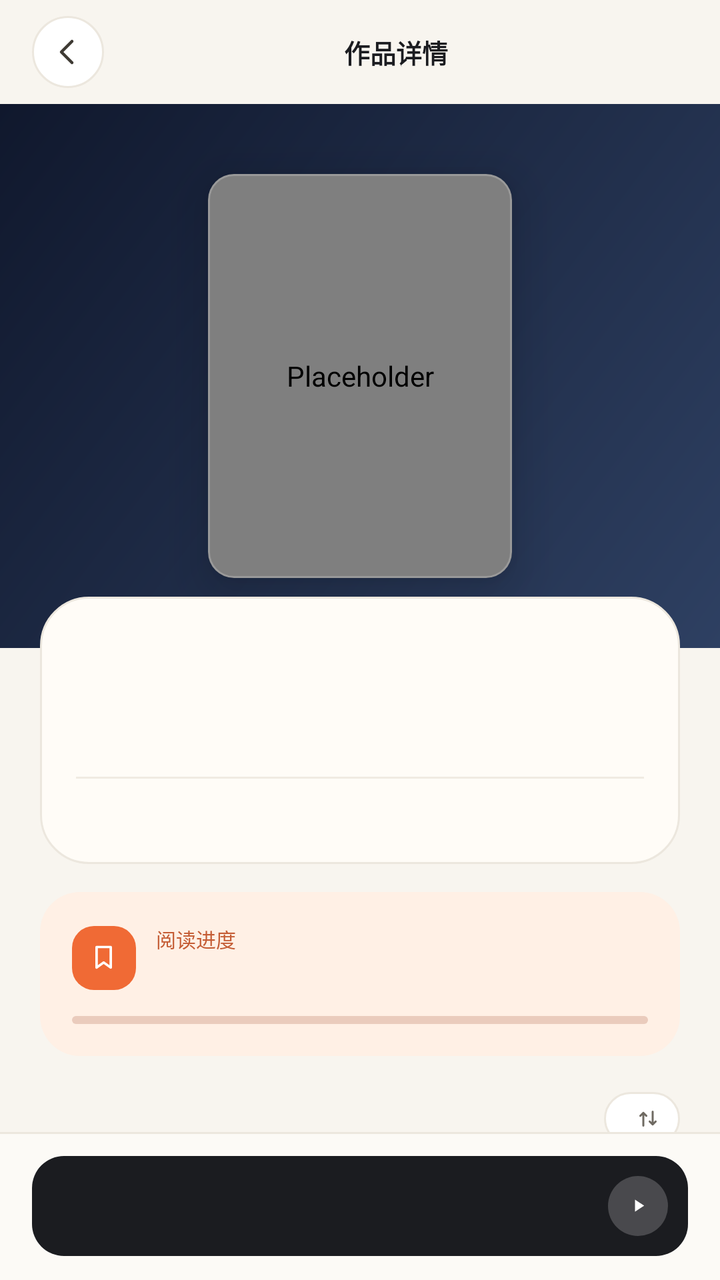
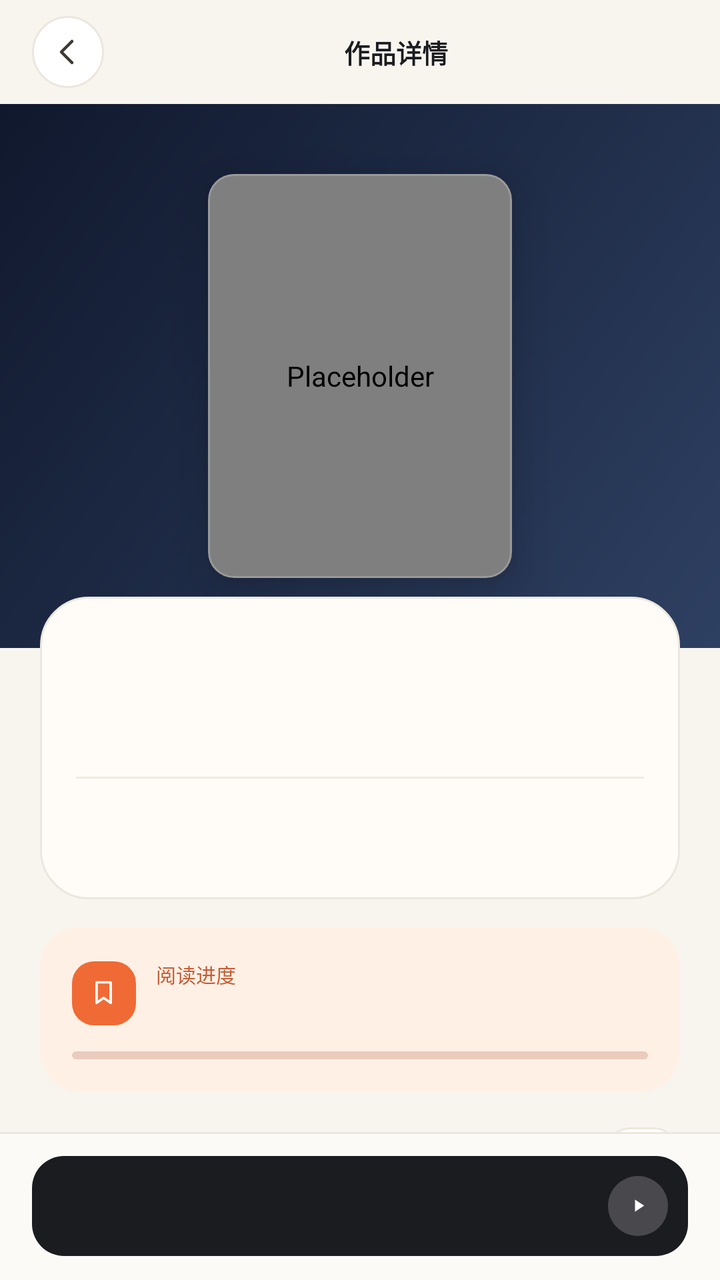

An Android layout rendered at two revisions. The XML below is the earlier revision; the diff shows what the commit changed to produce the second picture.
<!-- AndroidManifest.xml: application theme Theme.NasComic -->
<!-- res/layout/activity_detail.xml -->
<?xml version="1.0" encoding="utf-8"?>
<LinearLayout xmlns:android="http://schemas.android.com/apk/res/android"
    xmlns:app="http://schemas.android.com/apk/res-auto"
    android:layout_width="match_parent"
    android:layout_height="match_parent"
    android:background="@color/shell_background"
    android:orientation="vertical">

    
    <LinearLayout
        android:layout_width="match_parent"
        android:layout_height="52dp"
        android:gravity="center_vertical"
        android:orientation="horizontal"
        android:paddingStart="16dp"
        android:paddingEnd="16dp">

        <ImageView
            android:id="@+id/back"
            android:layout_width="36dp"
            android:layout_height="36dp"
            android:background="@drawable/bg_circle_white"
            android:contentDescription="@string/action_back"
            android:padding="8dp"
            android:src="@drawable/ic_back_arrow" />

        <TextView
            android:layout_width="0dp"
            android:layout_height="wrap_content"
            android:layout_weight="1"
            android:gravity="center"
            android:text="@string/detail_title"
            android:textColor="@color/shell_ink"
            android:textSize="13sp"
            android:textStyle="bold" />

        <ImageView
            android:id="@+id/more"
            android:layout_width="36dp"
            android:layout_height="36dp"
            android:background="@drawable/bg_circle_white"
            android:contentDescription="@string/detail_more"
            android:padding="8dp"
            android:src="@drawable/ic_more_line"
            android:visibility="gone" />
    </LinearLayout>

    <ScrollView
        android:layout_width="match_parent"
        android:layout_height="0dp"
        android:layout_weight="1"
        android:clipToPadding="false"
        android:fillViewport="true"
        android:scrollbars="none">

        <LinearLayout
            android:layout_width="match_parent"
            android:layout_height="wrap_content"
            android:orientation="vertical"
            android:paddingBottom="20dp">

            
            <FrameLayout
                android:id="@+id/hero"
                android:layout_width="match_parent"
                android:layout_height="272dp"
                android:background="@drawable/bg_night_hero">

                <com.google.android.material.card.MaterialCardView
                    android:id="@+id/cover_card"
                    android:layout_width="152dp"
                    android:layout_height="202dp"
                    android:layout_gravity="center"
                    app:cardBackgroundColor="@color/night_surface"
                    app:cardCornerRadius="13dp"
                    app:cardElevation="14dp"
                    app:strokeColor="#33FFFFFF"
                    app:strokeWidth="1dp">

                    <com.nascomic.reader.ui.widget.AspectImageView
                        android:id="@+id/cover"
                        android:layout_width="match_parent"
                        android:layout_height="match_parent"
                        android:contentDescription="@null"
                        android:scaleType="centerCrop" />
                </com.google.android.material.card.MaterialCardView>
            </FrameLayout>

            
            <LinearLayout
                android:layout_width="match_parent"
                android:layout_height="wrap_content"
                android:layout_marginStart="@dimen/page_margin"
                android:layout_marginTop="-26dp"
                android:layout_marginEnd="@dimen/page_margin"
                android:background="@drawable/bg_card_soft"
                android:orientation="vertical"
                android:paddingStart="18dp"
                android:paddingTop="18dp"
                android:paddingEnd="18dp"
                android:paddingBottom="16dp">

                <TextView
                    android:id="@+id/title"
                    android:layout_width="match_parent"
                    android:layout_height="wrap_content"
                    android:fontFamily="serif"
                    android:letterSpacing="0.02"
                    android:lineSpacingExtra="3dp"
                    android:textColor="@color/shell_ink"
                    android:textSize="26sp"
                    android:textStyle="bold" />

                <TextView
                    android:id="@+id/meta"
                    android:layout_width="match_parent"
                    android:layout_height="wrap_content"
                    android:layout_marginTop="8dp"
                    android:textColor="@color/shell_ink_muted"
                    android:textSize="11sp" />

                <View
                    android:layout_width="match_parent"
                    android:layout_height="1dp"
                    android:layout_marginTop="14dp"
                    android:background="@color/shell_divider" />

                <TextView
                    android:id="@+id/source_line"
                    android:layout_width="match_parent"
                    android:layout_height="wrap_content"
                    android:layout_marginTop="12dp"
                    android:ellipsize="end"
                    android:maxLines="1"
                    android:textColor="@color/shell_ink_muted"
                    android:textSize="11sp" />
            </LinearLayout>

            
            <LinearLayout
                android:layout_width="match_parent"
                android:layout_height="wrap_content"
                android:layout_marginStart="@dimen/page_margin"
                android:layout_marginTop="14dp"
                android:layout_marginEnd="@dimen/page_margin"
                android:background="@drawable/bg_accent_tint_card"
                android:orientation="vertical"
                android:padding="16dp">

                <LinearLayout
                    android:layout_width="match_parent"
                    android:layout_height="wrap_content"
                    android:baselineAligned="false"
                    android:gravity="center_vertical"
                    android:orientation="horizontal">

                    <LinearLayout
                        android:layout_width="32dp"
                        android:layout_height="32dp"
                        android:background="@drawable/bg_icon_tile_accent"
                        android:gravity="center">

                        <ImageView
                            android:layout_width="17dp"
                            android:layout_height="17dp"
                            android:contentDescription="@null"
                            android:src="@drawable/ic_bookmark"
                            app:tint="@android:color/white" />
                    </LinearLayout>

                    <LinearLayout
                        android:layout_width="0dp"
                        android:layout_height="wrap_content"
                        android:layout_marginStart="10dp"
                        android:layout_weight="1"
                        android:orientation="vertical">

                        <TextView
                            android:layout_width="wrap_content"
                            android:layout_height="wrap_content"
                            android:text="@string/detail_progress_label"
                            android:textColor="@color/brand_accent_deep"
                            android:textSize="10sp" />

                        <TextView
                            android:id="@+id/read_info"
                            android:layout_width="match_parent"
                            android:layout_height="wrap_content"
                            android:layout_marginTop="3dp"
                            android:ellipsize="end"
                            android:maxLines="1"
                            android:textColor="#FF492B20"
                            android:textSize="12sp"
                            android:textStyle="bold" />
                    </LinearLayout>

                    <TextView
                        android:id="@+id/percent"
                        android:layout_width="wrap_content"
                        android:layout_height="wrap_content"
                        android:textColor="@color/brand_accent_deep"
                        android:textSize="18sp"
                        android:textStyle="bold" />
                </LinearLayout>

                <ProgressBar
                    android:id="@+id/progress_bar"
                    style="?android:attr/progressBarStyleHorizontal"
                    android:layout_width="match_parent"
                    android:layout_height="4dp"
                    android:layout_marginTop="12dp"
                    android:max="100"
                    android:progressDrawable="@drawable/progress_accent" />
            </LinearLayout>

            
            <LinearLayout
                android:layout_width="match_parent"
                android:layout_height="wrap_content"
                android:layout_marginStart="@dimen/page_margin"
                android:layout_marginTop="18dp"
                android:layout_marginEnd="@dimen/page_margin"
                android:baselineAligned="false"
                android:gravity="center_vertical"
                android:orientation="horizontal">

                <TextView
                    android:id="@+id/toc_header"
                    android:layout_width="wrap_content"
                    android:layout_height="wrap_content"
                    android:fontFamily="serif"
                    android:textColor="@color/shell_ink"
                    android:textSize="17sp"
                    android:textStyle="bold" />

                <TextView
                    android:id="@+id/toc_count"
                    android:layout_width="0dp"
                    android:layout_height="wrap_content"
                    android:layout_marginStart="8dp"
                    android:layout_weight="1"
                    android:textColor="@color/shell_ink_faint"
                    android:textSize="10sp" />

                
                <LinearLayout
                    android:id="@+id/toc_order"
                    android:layout_width="wrap_content"
                    android:layout_height="wrap_content"
                    android:background="@drawable/bg_pill_outline"
                    android:gravity="center_vertical"
                    android:orientation="horizontal"
                    android:paddingStart="11dp"
                    android:paddingTop="6dp"
                    android:paddingEnd="9dp"
                    android:paddingBottom="6dp">

                    <TextView
                        android:id="@+id/toc_order_label"
                        android:layout_width="wrap_content"
                        android:layout_height="wrap_content"
                        android:textColor="@color/shell_ink"
                        android:textSize="11sp" />

                    <ImageView
                        android:id="@+id/toc_order_icon"
                        android:layout_width="14dp"
                        android:layout_height="14dp"
                        android:layout_marginStart="4dp"
                        android:contentDescription="@null"
                        android:src="@drawable/ic_sort" />
                </LinearLayout>
            </LinearLayout>

            <TextView
                android:id="@+id/toc_hint"
                android:layout_width="match_parent"
                android:layout_height="wrap_content"
                android:layout_marginStart="@dimen/page_margin"
                android:layout_marginTop="10dp"
                android:layout_marginEnd="@dimen/page_margin"
                android:textColor="@color/shell_ink_muted"
                android:textSize="12sp" />

            <LinearLayout
                android:id="@+id/toc_list"
                android:layout_width="match_parent"
                android:layout_height="wrap_content"
                android:layout_marginStart="@dimen/page_margin"
                android:layout_marginTop="8dp"
                android:layout_marginEnd="@dimen/page_margin"
                android:orientation="vertical" />

            <TextView
                android:id="@+id/bm_header"
                android:layout_width="wrap_content"
                android:layout_height="wrap_content"
                android:layout_marginStart="@dimen/page_margin"
                android:layout_marginTop="22dp"
                android:fontFamily="serif"
                android:text="@string/detail_bookmarks"
                android:textColor="@color/shell_ink"
                android:textSize="17sp"
                android:textStyle="bold"
                android:visibility="gone" />

            <LinearLayout
                android:id="@+id/bm_list"
                android:layout_width="match_parent"
                android:layout_height="wrap_content"
                android:layout_marginStart="@dimen/page_margin"
                android:layout_marginTop="6dp"
                android:layout_marginEnd="@dimen/page_margin"
                android:orientation="vertical" />

        </LinearLayout>
    </ScrollView>

    
    <FrameLayout
        android:layout_width="match_parent"
        android:layout_height="wrap_content"
        android:background="@drawable/bg_bottom_bar"
        android:paddingStart="16dp"
        android:paddingTop="12dp"
        android:paddingEnd="16dp"
        android:paddingBottom="12dp">

        <FrameLayout
            android:layout_width="match_parent"
            android:layout_height="50dp"
            android:background="@drawable/bg_primary">
            
            <TextView
                android:id="@+id/primary"
                android:layout_width="match_parent"
                android:layout_height="match_parent"
                android:ellipsize="end"
                android:gravity="center_vertical"
                android:maxLines="1"
                android:paddingStart="20dp"
                android:paddingEnd="48dp"
                android:textColor="#FFFFFFFF"
                android:textSize="14sp"
                android:textStyle="bold" />

            <FrameLayout
                android:layout_width="30dp"
                android:layout_height="30dp"
                android:layout_gravity="end|center_vertical"
                android:layout_marginEnd="10dp"
                android:background="@drawable/bg_play_circle">

                <ImageView
                    android:layout_width="13dp"
                    android:layout_height="13dp"
                    android:layout_gravity="center"
                    android:contentDescription="@null"
                    android:src="@drawable/ic_play" />
            </FrameLayout>
        </FrameLayout>
    </FrameLayout>

</LinearLayout>
<!-- resources referenced by this layout -->
<resources>
  <color name="brand_accent_deep">#C45C34</color>
  <color name="night_surface">#1A2338</color>
  <color name="shell_background">#F8F5EF</color>
  <color name="shell_divider">#F0EBE2</color>
  <color name="shell_ink">#1B1C20</color>
  <color name="shell_ink_faint">#9A958B</color>
  <color name="shell_ink_muted">#6F6A62</color>
  <dimen name="page_margin">20dp</dimen>
  <!-- drawable bg_accent_tint_card (drawable) -->
  <?xml version="1.0" encoding="utf-8"?>
  <shape xmlns:android="http://schemas.android.com/apk/res/android" android:shape="rectangle">
      <solid android:color="@color/brand_accent_tint" />
      <corners android:radius="20dp" />
  </shape>
  <!-- drawable bg_card_soft (drawable) -->
  <?xml version="1.0" encoding="utf-8"?>
  <shape xmlns:android="http://schemas.android.com/apk/res/android" android:shape="rectangle">
      <solid android:color="#FFFFFCF7" />
      <corners android:radius="24dp" />
      <stroke android:width="1dp" android:color="@color/shell_stroke" />
  </shape>
  <!-- drawable bg_circle_white (drawable) -->
  <?xml version="1.0" encoding="utf-8"?>
  <ripple xmlns:android="http://schemas.android.com/apk/res/android"
      android:color="#141B1C20">
      <item>
          <shape android:shape="oval">
              <solid android:color="@color/shell_surface" />
              <stroke android:width="1dp" android:color="@color/shell_stroke" />
          </shape>
      </item>
  </ripple>
  <!-- drawable bg_icon_tile_accent (drawable) -->
  <?xml version="1.0" encoding="utf-8"?>
  <shape xmlns:android="http://schemas.android.com/apk/res/android" android:shape="rectangle">
      <solid android:color="@color/brand_accent" />
      <corners android:radius="11dp" />
  </shape>
  <!-- drawable bg_night_hero (drawable) -->
  <?xml version="1.0" encoding="utf-8"?>
  <shape xmlns:android="http://schemas.android.com/apk/res/android" android:shape="rectangle">
      <gradient
          android:angle="315"
          android:endColor="@color/night_surface_soft"
          android:startColor="@color/night_surface_deep"
          android:type="linear" />
  </shape>
  <!-- drawable bg_play_circle (drawable) -->
  <?xml version="1.0" encoding="utf-8"?>
  <ripple xmlns:android="http://schemas.android.com/apk/res/android"
      android:color="#33FFFFFF">
      <item>
          <shape android:shape="oval">
              <solid android:color="#33FFFFFF" />
          </shape>
      </item>
  </ripple>
  <!-- drawable ic_play (drawable) -->
  <?xml version="1.0" encoding="utf-8"?>
  <vector xmlns:android="http://schemas.android.com/apk/res/android"
      android:width="24dp"
      android:height="24dp"
      android:viewportWidth="24"
      android:viewportHeight="24">
      <path
          android:fillColor="#FFFFFFFF"
          android:pathData="M9.5,6.4 L18,12 L9.5,17.6 Z" />
  </vector>
  <string name="action_back">返回</string>
  <string name="detail_bookmarks">书签</string>
  <string name="detail_more">更多</string>
  <string name="detail_progress_label">阅读进度</string>
  <string name="detail_title">作品详情</string>
  <color name="brand_accent_tint">#FFF0E5</color>
  <color name="shell_surface_soft">#FCFAF6</color>
  <color name="shell_stroke">#ECE7DE</color>
  <color name="shell_surface">#FFFFFF</color>
  <color name="brand_accent">#F06A35</color>
  <color name="night_surface_soft">#2E4062</color>
  <color name="night_surface_deep">#10182D</color>
  <dimen name="radius_button">16dp</dimen>
  <style name="Theme.NasComic.Dialog" parent="ThemeOverlay.MaterialComponents.Dialog.Alert">
          <item name="colorPrimary">@color/brand_accent</item>
          <item name="colorSurface">@color/shell_surface</item>
          <item name="colorOnSurface">@color/shell_ink</item>
          <item name="shapeAppearanceOverlay">@style/Shape.Dialog</item>
      </style>
  <style name="Shape.Dialog" parent="">
          <item name="cornerFamily">rounded</item>
          <item name="cornerSize">22dp</item>
      </style>
  <!-- unchanged entries left out for length: 9 -->
</resources>

<!-- the commit's change to res/layout/activity_detail.xml (unified diff, before → after) -->
@@ -134,6 +134,19 @@
                     android:maxLines="1"
                     android:textColor="@color/shell_ink_muted"
                     android:textSize="11sp" />
+
+                
+                <TextView
+                    android:id="@+id/path_line"
+                    android:layout_width="match_parent"
+                    android:layout_height="wrap_content"
+                    android:layout_marginTop="4dp"
+                    android:ellipsize="middle"
+                    android:fontFamily="monospace"
+                    android:longClickable="true"
+                    android:maxLines="3"
+                    android:textColor="@color/shell_ink_faint"
+                    android:textSize="10sp" />
             </LinearLayout>
 
             
